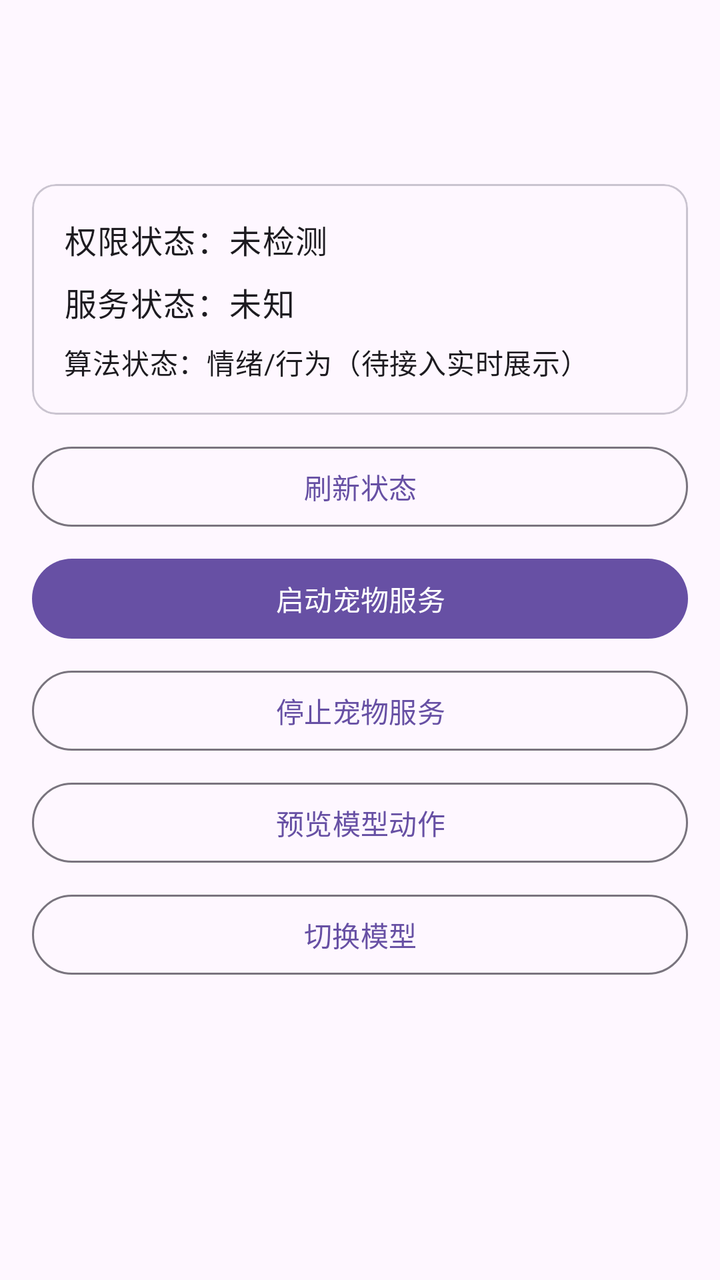
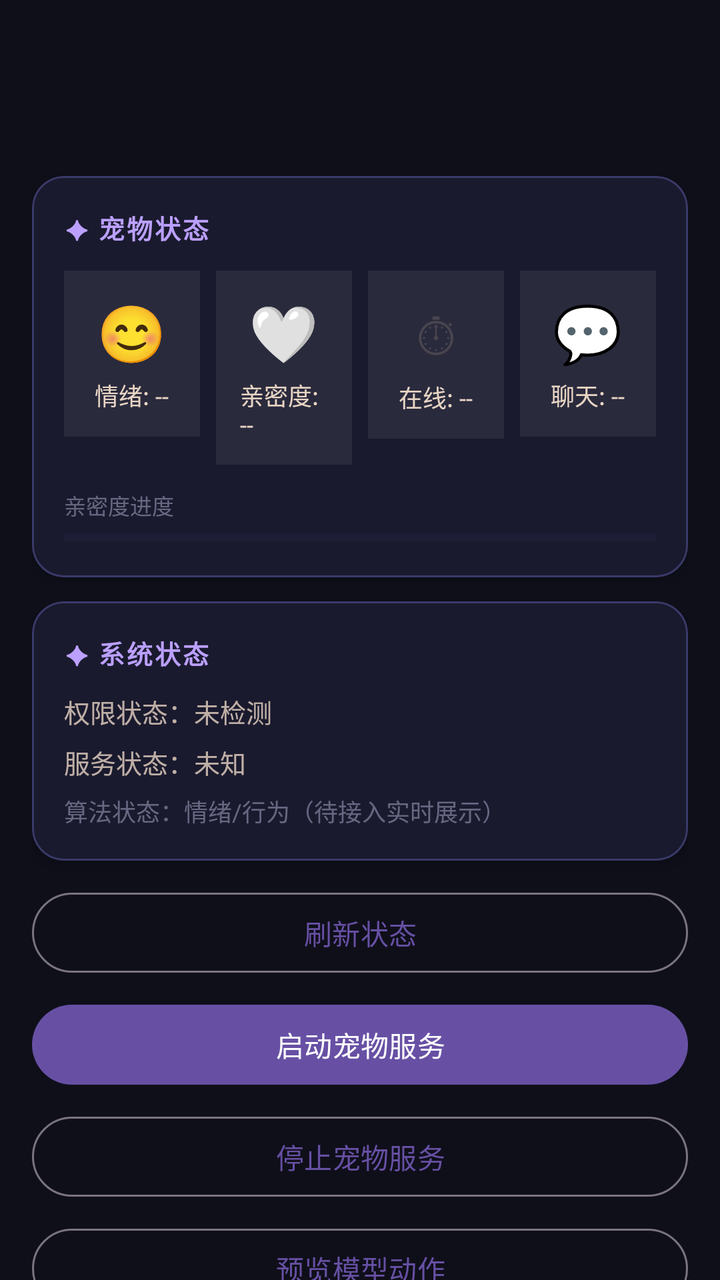

Compare the two renders of this Android layout. The source of the first and the diff that turns it into the second are given below.
<!-- AndroidManifest.xml: application theme Theme.Pet -->
<!-- res/layout/activity_main.xml -->
<?xml version="1.0" encoding="utf-8"?>
<androidx.constraintlayout.widget.ConstraintLayout xmlns:android="http://schemas.android.com/apk/res/android"
    xmlns:app="http://schemas.android.com/apk/res-auto"
    xmlns:tools="http://schemas.android.com/tools"
    android:id="@+id/main"
    android:layout_width="match_parent"
    android:layout_height="match_parent"
    android:padding="16dp"
    tools:context=".MainActivity">

    <com.google.android.material.appbar.MaterialToolbar
        android:id="@+id/toolbar"
        android:layout_width="0dp"
        android:layout_height="wrap_content"
        android:title="@string/ui_title"
        app:layout_constraintEnd_toEndOf="parent"
        app:layout_constraintStart_toStartOf="parent"
        app:layout_constraintTop_toTopOf="parent" />

    <com.google.android.material.card.MaterialCardView
        android:id="@+id/cardStatus"
        android:layout_width="0dp"
        android:layout_height="wrap_content"
        android:layout_marginTop="12dp"
        app:cardElevation="0dp"
        app:strokeWidth="1dp"
        app:layout_constraintEnd_toEndOf="parent"
        app:layout_constraintStart_toStartOf="parent"
        app:layout_constraintTop_toBottomOf="@id/toolbar">

        <LinearLayout
            android:layout_width="match_parent"
            android:layout_height="wrap_content"
            android:orientation="vertical"
            android:padding="16dp">

            <TextView
                android:id="@+id/tvPermission"
                android:layout_width="match_parent"
                android:layout_height="wrap_content"
                android:text="@string/ui_permission_unknown"
                android:textAppearance="?attr/textAppearanceBodyLarge" />

            <TextView
                android:id="@+id/tvService"
                android:layout_width="match_parent"
                android:layout_height="wrap_content"
                android:layout_marginTop="8dp"
                android:text="@string/ui_service_unknown"
                android:textAppearance="?attr/textAppearanceBodyLarge" />

            <TextView
                android:id="@+id/tvAlgo"
                android:layout_width="match_parent"
                android:layout_height="wrap_content"
                android:layout_marginTop="8dp"
                android:text="@string/ui_algo_placeholder"
                android:textAppearance="?attr/textAppearanceBodyMedium" />
        </LinearLayout>
    </com.google.android.material.card.MaterialCardView>

    <LinearLayout
        android:id="@+id/actions"
        android:layout_width="0dp"
        android:layout_height="wrap_content"
        android:layout_marginTop="12dp"
        android:orientation="vertical"
        app:layout_constraintEnd_toEndOf="parent"
        app:layout_constraintStart_toStartOf="parent"
        app:layout_constraintTop_toBottomOf="@id/cardStatus">

        <com.google.android.material.button.MaterialButton
            android:id="@+id/btnRefresh"
            style="?attr/materialButtonOutlinedStyle"
            android:layout_width="match_parent"
            android:layout_height="wrap_content"
            android:text="@string/ui_refresh" />

        <com.google.android.material.button.MaterialButton
            android:id="@+id/btnStart"
            android:layout_width="match_parent"
            android:layout_height="wrap_content"
            android:layout_marginTop="8dp"
            android:text="@string/ui_start_service" />

        <com.google.android.material.button.MaterialButton
            android:id="@+id/btnStop"
            style="?attr/materialButtonOutlinedStyle"
            android:layout_width="match_parent"
            android:layout_height="wrap_content"
            android:layout_marginTop="8dp"
            android:text="@string/ui_stop_service" />

        <com.google.android.material.button.MaterialButton
            android:id="@+id/btnPreviewMotion"
            style="?attr/materialButtonOutlinedStyle"
            android:layout_width="match_parent"
            android:layout_height="wrap_content"
            android:layout_marginTop="8dp"
            android:text="预览模型动作" />

        <com.google.android.material.button.MaterialButton
            android:id="@+id/btnSwitchModel"
            style="?attr/materialButtonOutlinedStyle"
            android:layout_width="match_parent"
            android:layout_height="wrap_content"
            android:layout_marginTop="8dp"
            android:text="切换模型" />
    </LinearLayout>

</androidx.constraintlayout.widget.ConstraintLayout>
<!-- resources referenced by this layout -->
<resources>
  <string name="ui_algo_placeholder">算法状态：情绪/行为（待接入实时展示）</string>
  <string name="ui_permission_unknown">权限状态：未检测</string>
  <string name="ui_refresh">刷新状态</string>
  <string name="ui_service_unknown">服务状态：未知</string>
  <string name="ui_start_service">启动宠物服务</string>
  <string name="ui_stop_service">停止宠物服务</string>
  <string name="ui_title">Pet 控制台</string>
  <style name="Theme.Pet" parent="Base.Theme.Pet" />
  <style name="Base.Theme.Pet" parent="Theme.Material3.DayNight.NoActionBar">
          
          
      </style>
</resources>

<!-- the commit's change to res/layout/activity_main.xml (unified diff, before → after) -->
@@ -1,111 +1,436 @@
 <?xml version="1.0" encoding="utf-8"?>
-<androidx.constraintlayout.widget.ConstraintLayout xmlns:android="http://schemas.android.com/apk/res/android"
+<androidx.core.widget.NestedScrollView
+    xmlns:android="http://schemas.android.com/apk/res/android"
     xmlns:app="http://schemas.android.com/apk/res-auto"
     xmlns:tools="http://schemas.android.com/tools"
     android:id="@+id/main"
     android:layout_width="match_parent"
     android:layout_height="match_parent"
-    android:padding="16dp"
+    android:background="#0F0F1A"
     tools:context=".MainActivity">
 
-    <com.google.android.material.appbar.MaterialToolbar
-        android:id="@+id/toolbar"
-        android:layout_width="0dp"
+    <LinearLayout
+        android:layout_width="match_parent"
         android:layout_height="wrap_content"
-        android:title="@string/ui_title"
-        app:layout_constraintEnd_toEndOf="parent"
-        app:layout_constraintStart_toStartOf="parent"
-        app:layout_constraintTop_toTopOf="parent" />
-
-    <com.google.android.material.card.MaterialCardView
-        android:id="@+id/cardStatus"
-        android:layout_width="0dp"
-        android:layout_height="wrap_content"
-        android:layout_marginTop="12dp"
-        app:cardElevation="0dp"
-        app:strokeWidth="1dp"
-        app:layout_constraintEnd_toEndOf="parent"
-        app:layout_constraintStart_toStartOf="parent"
-        app:layout_constraintTop_toBottomOf="@id/toolbar">
-
-        <LinearLayout
+        android:orientation="vertical"
+        android:padding="16dp">
+
+        
+        <com.google.android.material.appbar.MaterialToolbar
+            android:id="@+id/toolbar"
             android:layout_width="match_parent"
             android:layout_height="wrap_content"
-            android:orientation="vertical"
-            android:padding="16dp">
-
-            <TextView
-                android:id="@+id/tvPermission"
-                android:layout_width="match_parent"
-                android:layout_height="wrap_content"
-                android:text="@string/ui_permission_unknown"
-                android:textAppearance="?attr/textAppearanceBodyLarge" />
-
-            <TextView
-                android:id="@+id/tvService"
-                android:layout_width="match_parent"
-                android:layout_height="wrap_content"
-                android:layout_marginTop="8dp"
-                android:text="@string/ui_service_unknown"
-                android:textAppearance="?attr/textAppearanceBodyLarge" />
-
-            <TextView
-                android:id="@+id/tvAlgo"
-                android:layout_width="match_parent"
-                android:layout_height="wrap_content"
-                android:layout_marginTop="8dp"
-                android:text="@string/ui_algo_placeholder"
-                android:textAppearance="?attr/textAppearanceBodyMedium" />
-        </LinearLayout>
-    </com.google.android.material.card.MaterialCardView>
-
-    <LinearLayout
-        android:id="@+id/actions"
-        android:layout_width="0dp"
-        android:layout_height="wrap_content"
-        android:layout_marginTop="12dp"
-        android:orientation="vertical"
-        app:layout_constraintEnd_toEndOf="parent"
-        app:layout_constraintStart_toStartOf="parent"
-        app:layout_constraintTop_toBottomOf="@id/cardStatus">
-
-        <com.google.android.material.button.MaterialButton
-            android:id="@+id/btnRefresh"
-            style="?attr/materialButtonOutlinedStyle"
-            android:layout_width="match_parent"
-            android:layout_height="wrap_content"
-            android:text="@string/ui_refresh" />
-
-        <com.google.android.material.button.MaterialButton
-            android:id="@+id/btnStart"
+            android:title="@string/ui_title"
+            app:titleTextColor="#E8D5C4"
+            android:background="@android:color/transparent" />
+
+        
+        <com.google.android.material.card.MaterialCardView
+            android:id="@+id/cardPetStats"
             android:layout_width="match_parent"
             android:layout_height="wrap_content"
             android:layout_marginTop="8dp"
-            android:text="@string/ui_start_service" />
-
-        <com.google.android.material.button.MaterialButton
-            android:id="@+id/btnStop"
-            style="?attr/materialButtonOutlinedStyle"
+            app:cardBackgroundColor="#1A1A2E"
+            app:cardElevation="4dp"
+            app:cardCornerRadius="16dp"
+            app:strokeColor="#3A3A6A"
+            app:strokeWidth="1dp">
+
+            <LinearLayout
+                android:layout_width="match_parent"
+                android:layout_height="wrap_content"
+                android:orientation="vertical"
+                android:padding="16dp">
+
+                <TextView
+                    android:layout_width="wrap_content"
+                    android:layout_height="wrap_content"
+                    android:text="✦ 宠物状态"
+                    android:textColor="#BBA0FF"
+                    android:textSize="13sp"
+                    android:textStyle="bold"
+                    android:letterSpacing="0.08" />
+
+                
+                <LinearLayout
+                    android:layout_width="match_parent"
+                    android:layout_height="wrap_content"
+                    android:orientation="horizontal"
+                    android:layout_marginTop="12dp">
+
+                    
+                    <LinearLayout
+                        android:layout_width="0dp"
+                        android:layout_height="wrap_content"
+                        android:layout_weight="1"
+                        android:orientation="vertical"
+                        android:gravity="center"
+                        android:background="#12FFFFFF"
+                        android:padding="12dp">
+
+                        <TextView
+                            android:id="@+id/tvEmotionEmoji"
+                            android:layout_width="wrap_content"
+                            android:layout_height="wrap_content"
+                            android:text="😊"
+                            android:textSize="28sp" />
+
+                        <TextView
+                            android:id="@+id/tvEmotionValue"
+                            android:layout_width="wrap_content"
+                            android:layout_height="wrap_content"
+                            android:layout_marginTop="4dp"
+                            android:text="情绪: --"
+                            android:textColor="#E8D5C4"
+                            android:textSize="12sp" />
+                    </LinearLayout>
+
+                    <View
+                        android:layout_width="8dp"
+                        android:layout_height="1dp" />
+
+                    
+                    <LinearLayout
+                        android:layout_width="0dp"
+                        android:layout_height="wrap_content"
+                        android:layout_weight="1"
+                        android:orientation="vertical"
+                        android:gravity="center"
+                        android:background="#12FFFFFF"
+                        android:padding="12dp">
+
+                        <TextView
+                            android:id="@+id/tvBondEmoji"
+                            android:layout_width="wrap_content"
+                            android:layout_height="wrap_content"
+                            android:text="🤍"
+                            android:textSize="28sp" />
+
+                        <TextView
+                            android:id="@+id/tvBondValue"
+                            android:layout_width="wrap_content"
+                            android:layout_height="wrap_content"
+                            android:layout_marginTop="4dp"
+                            android:text="亲密度: --"
+                            android:textColor="#E8D5C4"
+                            android:textSize="12sp" />
+                    </LinearLayout>
+
+                    <View
+                        android:layout_width="8dp"
+                        android:layout_height="1dp" />
+
+                    
+                    <LinearLayout
+                        android:layout_width="0dp"
+                        android:layout_height="wrap_content"
+                        android:layout_weight="1"
+                        android:orientation="vertical"
+                        android:gravity="center"
+                        android:background="#12FFFFFF"
+                        android:padding="12dp">
+
+                        <TextView
+                            android:layout_width="wrap_content"
+                            android:layout_height="wrap_content"
+                            android:text="⏱"
+                            android:textSize="28sp" />
+
+                        <TextView
+                            android:id="@+id/tvOnlineTime"
+                            android:layout_width="wrap_content"
+                            android:layout_height="wrap_content"
+                            android:layout_marginTop="4dp"
+                            android:text="在线: --"
+                            android:textColor="#E8D5C4"
+                            android:textSize="12sp" />
+                    </LinearLayout>
+
+                    <View
+                        android:layout_width="8dp"
+                        android:layout_height="1dp" />
+
+                    
+                    <LinearLayout
+                        android:layout_width="0dp"
+                        android:layout_height="wrap_content"
+                        android:layout_weight="1"
+                        android:orientation="vertical"
+                        android:gravity="center"
+                        android:background="#12FFFFFF"
+                        android:padding="12dp">
+
+                        <TextView
+                            android:layout_width="wrap_content"
+                            android:layout_height="wrap_content"
+                            android:text="💬"
+                            android:textSize="28sp" />
+
+                        <TextView
+                            android:id="@+id/tvChatCount"
+                            android:layout_width="wrap_content"
+                            android:layout_height="wrap_content"
+                            android:layout_marginTop="4dp"
+                            android:text="聊天: --"
+                            android:textColor="#E8D5C4"
+                            android:textSize="12sp" />
+                    </LinearLayout>
+
+                </LinearLayout>
+
+                
+                <TextView
+                    android:layout_width="wrap_content"
+                    android:layout_height="wrap_content"
+                    android:layout_marginTop="12dp"
+                    android:text="亲密度进度"
+                    android:textColor="#88AAAACC"
+                    android:textSize="11sp" />
+
+                <ProgressBar
+                    android:id="@+id/progressBond"
+                    style="?android:attr/progressBarStyleHorizontal"
+                    android:layout_width="match_parent"
+                    android:layout_height="8dp"
+                    android:layout_marginTop="4dp"
+                    android:max="100"
+                    android:progress="0"
+                    android:progressTint="#BBA0FF"
+                    android:progressBackgroundTint="#2A2A4A" />
+
+            </LinearLayout>
+        </com.google.android.material.card.MaterialCardView>
+
+        
+        <com.google.android.material.card.MaterialCardView
+            android:id="@+id/cardStatus"
             android:layout_width="match_parent"
             android:layout_height="wrap_content"
-            android:layout_marginTop="8dp"
-            android:text="@string/ui_stop_service" />
-
-        <com.google.android.material.button.MaterialButton
-            android:id="@+id/btnPreviewMotion"
-            style="?attr/materialButtonOutlinedStyle"
+            android:layout_marginTop="12dp"
+            app:cardBackgroundColor="#1A1A2E"
+            app:cardElevation="4dp"
+            app:cardCornerRadius="16dp"
+            app:strokeColor="#3A3A6A"
+            app:strokeWidth="1dp">
+
+            <LinearLayout
+                android:layout_width="match_parent"
+                android:layout_height="wrap_content"
+                android:orientation="vertical"
+                android:padding="16dp">
+
+                <TextView
+                    android:layout_width="wrap_content"
+                    android:layout_height="wrap_content"
+                    android:text="✦ 系统状态"
+                    android:textColor="#BBA0FF"
+                    android:textSize="13sp"
+                    android:textStyle="bold"
+                    android:letterSpacing="0.08" />
+
+                <TextView
+                    android:id="@+id/tvPermission"
+                    android:layout_width="match_parent"
+                    android:layout_height="wrap_content"
+                    android:layout_marginTop="10dp"
+                    android:text="@string/ui_permission_unknown"
+                    android:textColor="#CCE8D5C4"
+                    android:textSize="13sp" />
+
+                <TextView
+                    android:id="@+id/tvService"
+                    android:layout_width="match_parent"
+                    android:layout_height="wrap_content"
+                    android:layout_marginTop="6dp"
+                    android:text="@string/ui_service_unknown"
+                    android:textColor="#CCE8D5C4"
+                    android:textSize="13sp" />
+
+                <TextView
+                    android:id="@+id/tvAlgo"
+                    android:layout_width="match_parent"
+                    android:layout_height="wrap_content"
+                    android:layout_marginTop="6dp"
+                    android:text="@string/ui_algo_placeholder"
+                    android:textColor="#88AAAACC"
+                    android:textSize="12sp" />
+
+            </LinearLayout>
+        </com.google.android.material.card.MaterialCardView>
+
+        
+        <LinearLayout
+            android:id="@+id/actions"
             android:layout_width="match_parent"
             android:layout_height="wrap_content"
-            android:layout_marginTop="8dp"
-            android:text="预览模型动作" />
-
-        <com.google.android.material.button.MaterialButton
-            android:id="@+id/btnSwitchModel"
-            style="?attr/materialButtonOutlinedStyle"
+            android:layout_marginTop="12dp"
+            android:orientation="vertical">
+
+            <com.google.android.material.button.MaterialButton
+                android:id="@+id/btnRefresh"
+                style="?attr/materialButtonOutlinedStyle"
+                android:layout_width="match_parent"
+                android:layout_height="wrap_content"
+                android:text="@string/ui_refresh" />
+
+            <com.google.android.material.button.MaterialButton
+                android:id="@+id/btnStart"
+                android:layout_width="match_parent"
+                android:layout_height="wrap_content"
+                android:layout_marginTop="8dp"
+                android:text="@string/ui_start_service" />
+
+            <com.google.android.material.button.MaterialButton
+                android:id="@+id/btnStop"
+                style="?attr/materialButtonOutlinedStyle"
+                android:layout_width="match_parent"
+                android:layout_height="wrap_content"
+                android:layout_marginTop="8dp"
+                android:text="@string/ui_stop_service" />
+
+            <com.google.android.material.button.MaterialButton
+                android:id="@+id/btnPreviewMotion"
+                style="?attr/materialButtonOutlinedStyle"
+                android:layout_width="match_parent"
+                android:layout_height="wrap_content"
+                android:layout_marginTop="8dp"
+                android:text="预览模型动作" />
+
+            <com.google.android.material.button.MaterialButton
+                android:id="@+id/btnSwitchModel"
+                style="?attr/materialButtonOutlinedStyle"
+                android:layout_width="match_parent"
+                android:layout_height="wrap_content"
+                android:layout_marginTop="8dp"
+                android:text="切换模型" />
+
+        </LinearLayout>
+
+        
+        <com.google.android.material.card.MaterialCardView
+            android:id="@+id/cardGesture"
             android:layout_width="match_parent"
             android:layout_height="wrap_content"
-            android:layout_marginTop="8dp"
-            android:text="切换模型" />
+            android:layout_marginTop="12dp"
+            app:cardBackgroundColor="#1A1A2E"
+            app:cardElevation="4dp"
+            app:cardCornerRadius="16dp"
+            app:strokeColor="#3A3A6A"
+            app:strokeWidth="1dp">
+
+            <LinearLayout
+                android:layout_width="match_parent"
+                android:layout_height="wrap_content"
+                android:orientation="vertical"
+                android:padding="16dp">
+
+                <TextView
+                    android:layout_width="wrap_content"
+                    android:layout_height="wrap_content"
+                    android:text="✦ 手势识别"
+                    android:textColor="#BBA0FF"
+                    android:textSize="13sp"
+                    android:textStyle="bold"
+                    android:letterSpacing="0.08" />
+
+                
+                <TextView
+                    android:layout_width="match_parent"
+                    android:layout_height="wrap_content"
+                    android:layout_marginTop="8dp"
+                    android:text="使用前置摄像头识别手势，实时与桌宠互动"
+                    android:textColor="#88AAAACC"
+                    android:textSize="12sp" />
+
+                
+                <LinearLayout
+                    android:layout_width="match_parent"
+                    android:layout_height="wrap_content"
+                    android:orientation="horizontal"
+                    android:layout_marginTop="10dp"
+                    android:gravity="center">
+
+                    <TextView
+                        android:layout_width="0dp"
+                        android:layout_height="wrap_content"
+                        android:layout_weight="1"
+                        android:gravity="center"
+                        android:text="👍
+点赞=开心"
+                        android:textColor="#CCE8D5C4"
+                        android:textSize="11sp" />
+
+                    <TextView
+                        android:layout_width="0dp"
+                        android:layout_height="wrap_content"
+                        android:layout_weight="1"
+                        android:text="✌️
+比耶=愉快"
+                        android:textColor="#CCE8D5C4"
+                        android:textSize="11sp"
+                        android:gravity="center" />
+
+                    <TextView
+                        android:layout_width="0dp"
+                        android:layout_height="wrap_content"
+                        android:layout_weight="1"
+                        android:text="🖐
+挥手=特效"
+                        android:textColor="#CCE8D5C4"
+                        android:textSize="11sp"
+                        android:gravity="center" />
+
+                    <TextView
+                        android:layout_width="0dp"
+                        android:layout_height="wrap_content"
+                        android:layout_weight="1"
+                        android:text="☝️
+指向=聊天"
+                        android:textColor="#CCE8D5C4"
+                        android:textSize="11sp"
+                        android:gravity="center" />
+
+                </LinearLayout>
+
+                
+                <TextView
+                    android:id="@+id/tvGestureStatus"
+                    android:layout_width="match_parent"
+                    android:layout_height="wrap_content"
+                    android:layout_marginTop="12dp"
+                    android:text="状态：未开启"
+                    android:textColor="#88AAAACC"
+                    android:textSize="12sp" />
+
+                
+                <LinearLayout
+                    android:layout_width="match_parent"
+                    android:layout_height="wrap_content"
+                    android:orientation="horizontal"
+                    android:layout_marginTop="10dp"
+                    android:gravity="center_vertical">
+
+                    <TextView
+                        android:layout_width="0dp"
+                        android:layout_height="wrap_content"
+                        android:layout_weight="1"
+                        android:text="启用手势识别"
+                        android:textColor="#E8D5C4"
+                        android:textSize="14sp" />
+
+                    <com.google.android.material.switchmaterial.SwitchMaterial
+                        android:id="@+id/switchGesture"
+                        android:layout_width="wrap_content"
+                        android:layout_height="wrap_content"
+                        android:checked="false"
+                        app:thumbTint="#BBA0FF"
+                        app:trackTint="#3A3A6A" />
+
+                </LinearLayout>
+
+            </LinearLayout>
+        </com.google.android.material.card.MaterialCardView>
+
     </LinearLayout>
 
-</androidx.constraintlayout.widget.ConstraintLayout>
+</androidx.core.widget.NestedScrollView>
